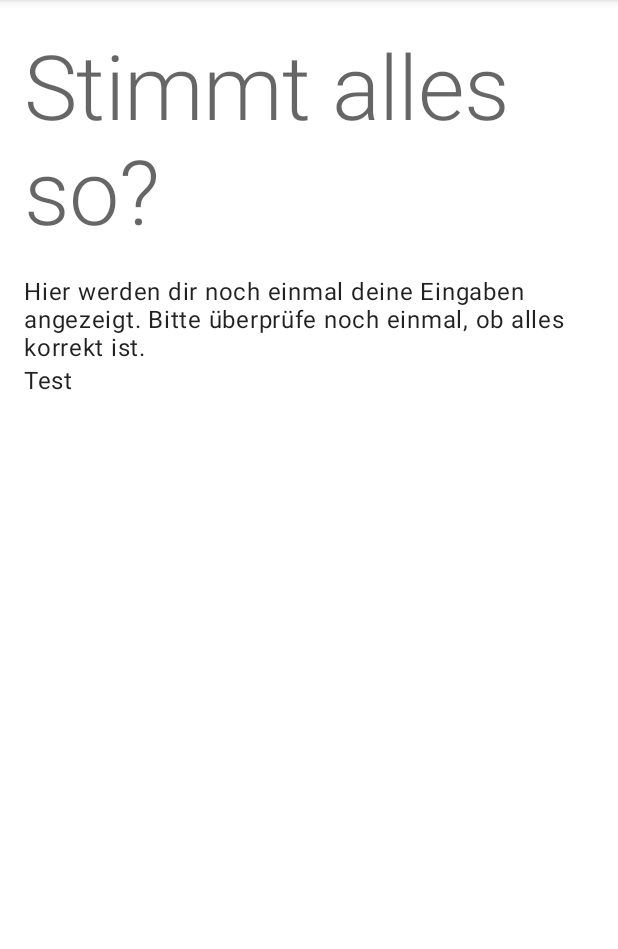
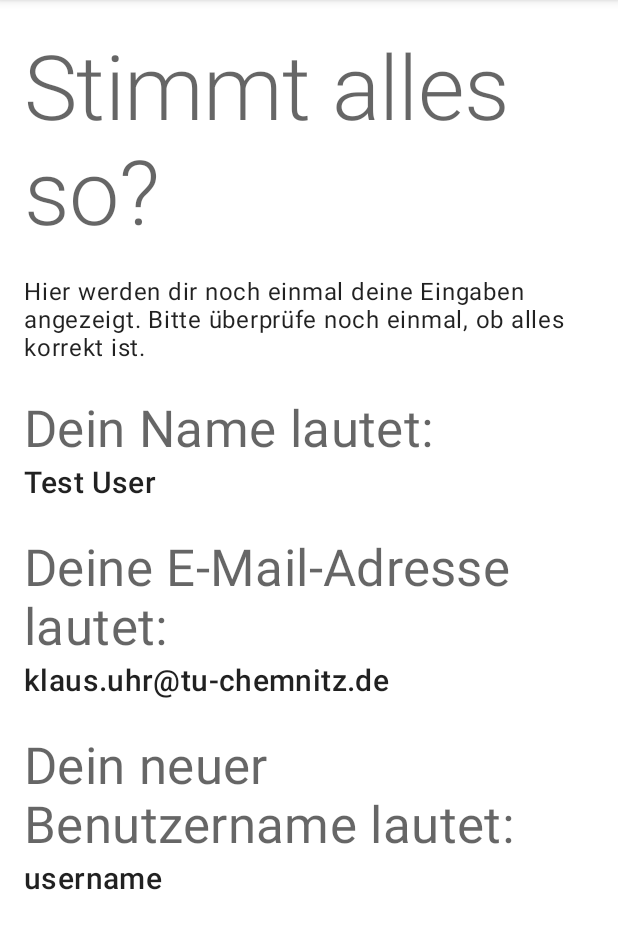
Before and after one commit to winkloid/Android_ArmadilLogin, an Android app: the fragment RegisterSummaryFragment shown on its own in the app's theme, on a phone screen of 412 x 824 dp, the part 84-1033 px from its top. Run offline under Robolectric (Android 15) with nearby library versions, the phone set to English and light mode, and no system bars; our stand-ins replace data binding.

Commit message:
:sparkles: Added full summary of all data given by the user in a separate fragment

```diff
--- a/app/src/main/java/de/tuchemnitz/armadillogin/model/UserDataViewModel.kt
+++ b/app/src/main/java/de/tuchemnitz/armadillogin/model/UserDataViewModel.kt
@@ -28,4 +28,8 @@ class UserDataViewModel : ViewModel() {
         _username.value = uname
     }
 
+    fun getFullName(): String {
+        return "${firstname.value} ${lastname.value}"
+    }
+
 }
--- a/app/src/main/res/layout/fragment_register_summary.xml
+++ b/app/src/main/res/layout/fragment_register_summary.xml
@@ -43,14 +43,61 @@
                 app:layout_constraintTop_toBottomOf="@id/textview_register_summary_title" />
 
             <TextView
-                android:id="@+id/textview_register_summary_firstname"
+                android:id="@+id/textview_register_summary_name_title"
                 android:layout_width="wrap_content"
                 android:layout_height="wrap_content"
-                android:text="@{userDataModel.firstname}"
-                android:textAppearance="@style/TextAppearance.MaterialComponents.Body1"
+                android:paddingTop="20dp"
+                android:text="@string/register_summary_name"
+                android:textAppearance="@style/TextAppearance.MaterialComponents.Headline4"
                 app:layout_constraintStart_toStartOf="parent"
                 app:layout_constraintTop_toBottomOf="@+id/textview_register_summary_explanation" />
 
+            <TextView
+                android:id="@+id/textview_register_summary_name"
+                android:layout_width="wrap_content"
+                android:layout_height="wrap_content"
+                android:text="@{userDataModel.getFullName()}"
+                android:textAppearance="@style/TextAppearance.MaterialComponents.Headline6"
+                app:layout_constraintStart_toStartOf="parent"
+                app:layout_constraintTop_toBottomOf="@+id/textview_register_summary_name_title" />
+
+            <TextView
+                android:id="@+id/textview_register_summary_email_title"
+                android:layout_width="wrap_content"
+                android:layout_height="wrap_content"
+                android:paddingTop="20dp"
+                android:text="@string/register_summary_email"
+                android:textAppearance="@style/TextAppearance.MaterialComponents.Headline4"
+                app:layout_constraintStart_toStartOf="parent"
+                app:layout_constraintTop_toBottomOf="@+id/textview_register_summary_name" />
+
+            <TextView
+                android:id="@+id/textview_register_summary_email"
+                android:layout_width="wrap_content"
+                android:layout_height="wrap_content"
+                android:text="@{userDataModel.email}"
+                android:textAppearance="@style/TextAppearance.MaterialComponents.Headline6"
+                app:layout_constraintStart_toStartOf="parent"
+                app:layout_constraintTop_toBottomOf="@+id/textview_register_summary_email_title" />
+
+            <TextView
+                android:id="@+id/textview_register_summary_username_title"
+                android:layout_width="wrap_content"
+                android:layout_height="wrap_content"
+                android:paddingTop="20dp"
+                android:text="@string/register_summary_username"
+                android:textAppearance="@style/TextAppearance.MaterialComponents.Headline4"
+                app:layout_constraintStart_toStartOf="parent"
+                app:layout_constraintTop_toBottomOf="@+id/textview_register_summary_email" />
+
+            <TextView
+                android:id="@+id/textview_register_summary_username"
+                android:layout_width="wrap_content"
+                android:layout_height="wrap_content"
+                android:text="@{userDataModel.username}"
+                android:textAppearance="@style/TextAppearance.MaterialComponents.Headline6"
+                app:layout_constraintStart_toStartOf="parent"
+                app:layout_constraintTop_toBottomOf="@+id/textview_register_summary_username_title" />
         </androidx.constraintlayout.widget.ConstraintLayout>
     </ScrollView>
 </layout>
--- a/app/src/main/res/values/strings.xml
+++ b/app/src/main/res/values/strings.xml
@@ -32,4 +32,7 @@
     <string name="email_string_error">Keine gültige E-Mail-Adresse</string>
     <string name="register_summary_title">Stimmt alles so?</string>
     <string name="register_summary_explanation">Hier werden dir noch einmal deine Eingaben angezeigt. Bitte überprüfe noch einmal, ob alles korrekt ist.</string>
+    <string name="register_summary_name">Dein Name lautet:</string>
+    <string name="register_summary_email">Deine E-Mail-Adresse lautet:</string>
+    <string name="register_summary_username">Dein neuer Benutzername lautet:</string>
 </resources>
```
